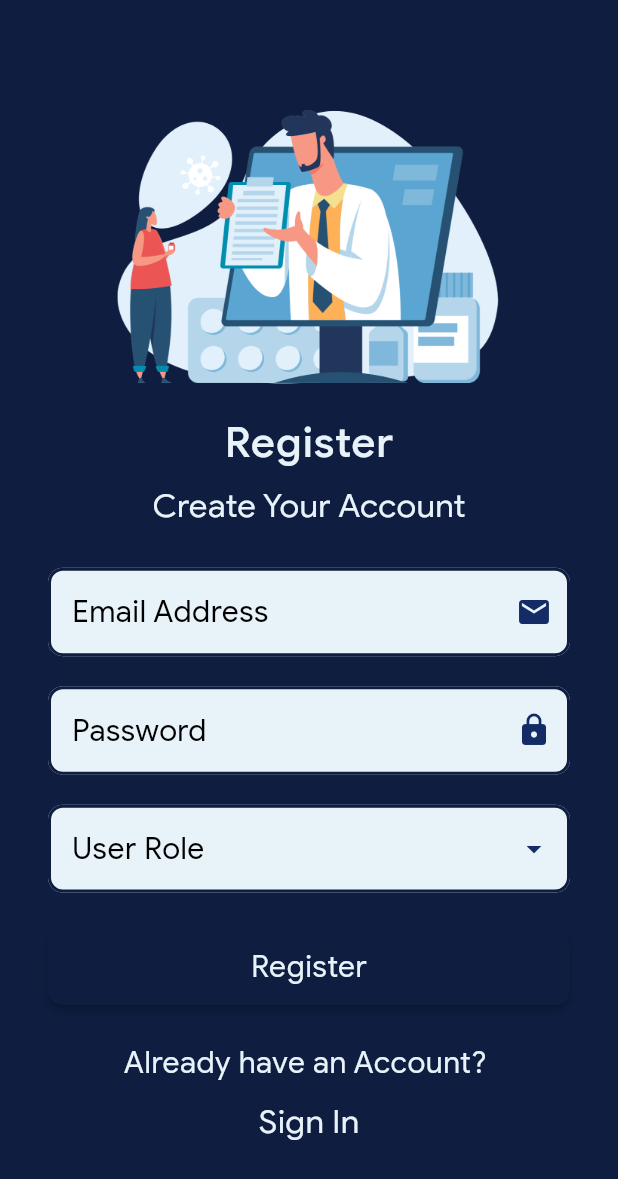
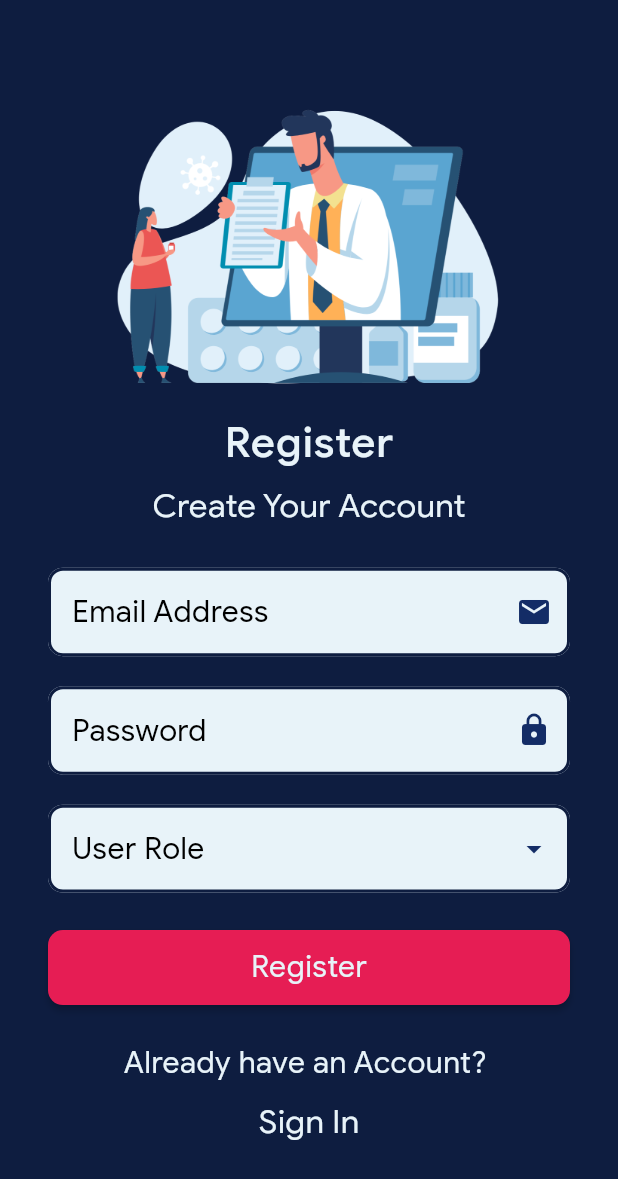
Before and after one commit to ummeabiha/Sehatyaab, a Flutter app: the screen it shows after launch, after a tap on "Register", on a phone screen of 412 x 824 dp. Shown: the top 1179 px of the screen. Run offline on Flutter 3.47's test engine with Material 3 defaults, Android fonts, the phone set to English and light mode, and no system bars; our stand-ins replace cloud_firestore, firebase_auth, firebase_core, flutter_dotenv, rxdart; missing offline and left inert: zego_uikit_prebuilt_call; accounts and stored records are empty.

Commit message:
resolved merge conflicts, fixed bugs, and added animation to splash screen

```diff
--- a/lib/Providers/appointment_provider.dart
+++ b/lib/Providers/AppointmentProvider.dart
@@ -72,7 +72,7 @@ class AppointmentProvider with ChangeNotifier {
   Future<void> bookAppointment(
       String doctorId, String patientId, String reasonForVisit) async {
     try {
-      Doctor? doctor = await _doctorService.getItem(
+      Doctor? doctor = await _doctorService.getItemById(
           doctorId,
           Doctor(
             id: '',
@@ -87,7 +87,6 @@ class AppointmentProvider with ChangeNotifier {
             bookedSlots: {},
           ));
 
-      if (doctor != null) {
       final Map<String, List<String>> availableSlots = doctor.availableSlots!;
       final Map<String, List<String>> bookedSlots = doctor.bookedSlots!;
 
@@ -120,9 +119,6 @@ class AppointmentProvider with ChangeNotifier {
       } else {
         throw 'Selected time slot is not available';
       }
-      } else {
-        throw 'Doctor not found';
-      }
         } catch (e) {
       debugPrint('Error booking appointment: $e');
       rethrow;
--- a/lib/main.dart
+++ b/lib/main.dart
@@ -37,7 +37,7 @@
 import 'package:flutter/material.dart';
 import 'package:flutter_dotenv/flutter_dotenv.dart';
 import 'package:provider/provider.dart';
-import 'package:sehatyaab/Providers/appointment_provider.dart';
+import 'package:sehatyaab/Providers/AppointmentProvider.dart';
 import 'routes/AppRoutes.dart';
 import 'services/FirebaseConnection.dart';
 import 'theme/AppTheme.dart';
@@ -70,7 +70,7 @@ class MyApp extends StatelessWidget {
           theme: theme,
           debugShowCheckedModeBanner: false,
           routes: AppRoutes.routes,
-          initialRoute: AppRoutes.welcome,
+          initialRoute: AppRoutes.splash,
           builder: (context, child) {
             return Scaffold(
               body: child,
--- a/lib/models/Doctor.dart
+++ b/lib/models/Doctor.dart
@@ -43,7 +43,7 @@ class Doctor extends BaseModel {
   @override
   Doctor fromMap(Map<String, dynamic> map, String id) {
     return Doctor(
-      id: id,
+      id: id ,
       name: map['name'] as String,
       email: map['email'] as String,
       gender: map['gender'] as String,
@@ -68,7 +68,7 @@ class Doctor extends BaseModel {
     Map<String, List<String>>? bookedSlots,
   }) {
     return Doctor(
-      id: this.id,
+      id: id,
       name: name ?? this.name,
       email: email ?? this.email,
       gender: gender ?? this.gender,
--- a/lib/routes/AppRoutes.dart
+++ b/lib/routes/AppRoutes.dart
@@ -1,21 +1,22 @@
 import 'package:flutter/material.dart';
-import 'package:sehatyaab/Screens/Welcome/WelcomeScreen.dart';
-import 'package:sehatyaab/globals.dart';
-import 'package:sehatyaab/models/Appointments.dart';
-import 'package:sehatyaab/models/Doctor.dart';
-import 'package:sehatyaab/screens/DoctorProfile/CreateDoctorProfile.dart';
-import 'package:sehatyaab/screens/Login/LoginScreen.dart';
-import 'package:sehatyaab/screens/PatientAppointments/DisplayAppointments.dart';
-import 'package:sehatyaab/screens/PatientHome/PatientHome.dart';
-import 'package:sehatyaab/screens/Signup/SignUpScreen.dart';
-import 'package:sehatyaab/widgets/patient_list.dart';
+import '../globals.dart';
+import '../models/Appointments.dart';
+import '../models/Doctor.dart';
+import '../models/Patient.dart';
+import '../screens/DoctorProfile/CreateDoctorProfile.dart';
+import '../screens/Login/LoginScreen.dart';
+import '../screens/PatientAppointments/DisplayAppointments.dart';
+import '../screens/PatientHome/PatientHome.dart';
+import '../screens/Signup/SignUpScreen.dart';
 import '../../screens/PatientProfile/PatientHistory.dart';
 import '../screens/Appointments/AppointmentForm.dart';
 import '../screens/Appointments/AppointmentList.dart';
 import '../screens/Doctors/Doctor_description.dart';
+import '../screens/Welcome/WelcomeScreen.dart';
 import '../services/FirestoreService.dart';
-import '../models/Patient.dart';
-import 'package:sehatyaab/screens/DoctorList/DoctorList.dart';
+import '../screens/DoctorList/DoctorList.dart';
+import '../widgets/patient_list.dart';
+import '../screens/SplashScreen/SplashScreen.dart';
 
 final doctorFirestore = FirestoreService<Doctor>('/doctors');
 final patientFirestore = FirestoreService<Patient>('/patients');
@@ -36,11 +37,13 @@ class AppRoutes {
   static const String doctorlist = '/doctorList';
   static const String appointmentForm = '/appointmentform';
   static const String appointmentlist = '/appointmentlist';
+  static const String splash = '/splash';
 
   static final Map<String, WidgetBuilder> routes = {
     welcome: (context) => const WelcomeScreen(),
     signup: (context) => const SignUpScreen(),
     login: (context) => const LoginScreen(),
+    splash: (context) => SplashScreen(),
     appointmentForm: (context) => AppointmentForm(
           selectedDoctor: '',
           selectedDoctorId: '',
--- a/lib/screens/Appointments/AppointmentForm.dart
+++ b/lib/screens/Appointments/AppointmentForm.dart
@@ -1,7 +1,7 @@
 import 'package:flutter/material.dart';
 import 'package:intl/intl.dart';
 import 'package:provider/provider.dart';
-import '../../Providers/appointment_provider.dart';
+import '../../Providers/AppointmentProvider.dart';
 import '../../theme/AppColors.dart';
 
 class AppointmentForm extends StatelessWidget {
--- a/lib/screens/PatientDetails/ExpandableDetailTile.dart
+++ b/lib/screens/PatientDetails/ExpandableDetailTile.dart
@@ -79,11 +79,14 @@ class ExpandableDetailTile extends StatelessWidget {
               )),
           children: [
             if (reasonForVisit != null)
+            Padding( padding: const EdgeInsets.symmetric(vertical: 16, horizontal: 20),
+              child:
               _buildDetailRow(
                 context,
                 'Reason: ',
                 toTitleCase(reasonForVisit!),
               ),
+            ),
             if (medicalHistory != null)
               _buildExpandableDetail(
                 context,
--- a/lib/screens/PatientProfile/PatientHistory.dart
+++ b/lib/screens/PatientProfile/PatientHistory.dart
@@ -89,6 +89,8 @@ class _PatientHistoryState extends State<PatientHistory> {
                   style: Theme.of(context).textTheme.bodySmall),
               backgroundColor: AppColors.blue2),
         );
+        Navigator.of(context).pop();
+
         Navigator.pushReplacement(context,
             MaterialPageRoute(builder: (context) => const LoginScreen()));
       }).catchError((error) {
--- /dev/null
+++ b/lib/screens/SplashScreen/SplashScreen.dart
@@ -0,0 +1,74 @@
+import 'package:flutter/material.dart';
+import 'package:sehatyaab/theme/AppColors.dart';
+import 'package:sehatyaab/screens/Welcome/WelcomeScreen.dart';
+
+class SplashScreen extends StatefulWidget {
+  const SplashScreen({super.key});
+
+  @override
+  _SplashScreenState createState() => _SplashScreenState();
+}
+
+class _SplashScreenState extends State<SplashScreen>
+    with SingleTickerProviderStateMixin {
+  late AnimationController _controller;
+  late Animation<double> _zoomAnimation;
+
+  @override
+  void initState() {
+    super.initState();
+
+    _controller = AnimationController(
+      duration: const Duration(seconds: 3),
+      vsync: this,
+    );
+
+    _zoomAnimation = Tween<double>(
+      begin: 1.0,
+      end: 0.0,
+    ).animate(CurvedAnimation(
+      parent: _controller,
+      curve: Curves.easeInOut,
+    ));
+
+    _controller.forward();
+
+    _controller.addStatusListener((status) {
+      if (status == AnimationStatus.completed) {
+        Navigator.of(context).pushReplacement(
+          MaterialPageRoute(builder: (context) => WelcomeScreen()),
+        );
+      }
+    });
+  }
+
+  @override
+  void dispose() {
+    _controller.dispose();
+    super.dispose();
+  }
+
+  @override
+  Widget build(BuildContext context) {
+    return Scaffold(
+      backgroundColor: AppColors.blue5,
+      body: Center(
+        child: AnimatedBuilder(
+          animation: _controller,
+          builder: (context, child) {
+            return Transform.scale(
+              scale: _zoomAnimation.value,
+              child: SizedBox(
+                width: 360.0,
+                child: Opacity(
+                  opacity: 1.0 - _zoomAnimation.value,
+                  child: Image.asset('assets/images/logo-white.png'),
+                ),
+              ),
+            );
+          },
+        ),
+      ),
+    );
+  }
+}
--- a/lib/theme/AppTheme.dart
+++ b/lib/theme/AppTheme.dart
@@ -40,23 +40,14 @@ class AppTheme {
       ),
     ),
     elevatedButtonTheme: ElevatedButtonThemeData(
-      style: ButtonStyle(
-        foregroundColor: MaterialStateProperty.all(AppColors.white),
-        backgroundColor: MaterialStateProperty.all(AppColors.blue5),
-        overlayColor: MaterialStateProperty.resolveWith<Color?>(
-              (Set<MaterialState> states) {
-            if (states.contains(MaterialState.pressed)) {
-              return AppColors.blue3.withOpacity(0.12);
-            }
-            return null;
-          },
+      style: ElevatedButton.styleFrom(
+        foregroundColor: AppColors.white,
+        backgroundColor: AppColors.blue5,
+        overlayColor: AppColors.blue3,
+        shape: RoundedRectangleBorder(
+          borderRadius: BorderRadius.circular(8.0),
         ),
-        shape: MaterialStateProperty.all<RoundedRectangleBorder>(
-          RoundedRectangleBorder(
-            borderRadius: BorderRadius.circular(8.0),
-          ),
-        ),
-        fixedSize: MaterialStateProperty.all(const Size(200, 50)),
+        fixedSize: const Size(200, 50),
       ),
     ),
     inputDecorationTheme: InputDecorationTheme(
@@ -110,23 +101,14 @@ class AppTheme {
       ),
     ),
     elevatedButtonTheme: ElevatedButtonThemeData(
-      style: ButtonStyle(
-        foregroundColor: MaterialStateProperty.all(AppColors.blue5),
-        backgroundColor: MaterialStateProperty.all(AppColors.blue1),
-        overlayColor: MaterialStateProperty.resolveWith<Color?>(
-              (Set<MaterialState> states) {
-            if (states.contains(MaterialState.pressed)) {
-              return AppColors.blue2.withOpacity(0.12);
-            }
-            return null;
-          },
+      style: ElevatedButton.styleFrom(
+        foregroundColor: AppColors.blue5,
+        backgroundColor: AppColors.blue1,
+        overlayColor: AppColors.blue2,
+        shape: RoundedRectangleBorder(
+          borderRadius: BorderRadius.circular(8.0),
         ),
-        shape: MaterialStateProperty.all<RoundedRectangleBorder>(
-          RoundedRectangleBorder(
-            borderRadius: BorderRadius.circular(8.0),
-          ),
-        ),
-        fixedSize: MaterialStateProperty.all(const Size(200, 50)),
+        fixedSize: const Size(200, 50),
       ),
     ),
     inputDecorationTheme: InputDecorationTheme(
--- a/lib/widgets/ElevatedButton.dart
+++ b/lib/widgets/ElevatedButton.dart
@@ -1,4 +1,5 @@
 import 'package:flutter/material.dart';
+import 'package:sehatyaab/theme/AppColors.dart';
 
 class CustomElevatedButton extends StatelessWidget {
   final VoidCallback? onPressed;
@@ -20,17 +21,11 @@ class CustomElevatedButton extends StatelessWidget {
           shape: RoundedRectangleBorder(
             borderRadius: BorderRadius.circular(10.0),
           ),
-          backgroundColor: Theme.of(context).cardColor,
+          backgroundColor: Theme.of(context).brightness == Brightness.dark
+              ? Theme.of(context).cardColor
+              : AppColors.pink,
+          overlayColor: Theme.of(context).hoverColor,
           elevation: 2,
-        ).copyWith(
-          overlayColor: MaterialStateProperty.resolveWith<Color?>(
-            (Set<MaterialState> states) {
-              if (states.contains(MaterialState.pressed)) {
-                return Theme.of(context).hoverColor.withOpacity(0.12);
-              }
-              return null;
-            },
-          ),
         ),
         child: Padding(
           padding: const EdgeInsets.all(8.0),
```
Also changed, not shown: lib/screens/Doctors/Doctor_description.dart (+13 -6 lines), lib/screens/Signup/SignUpForm.dart (+11 -21 lines), lib/services/FirebaseConnection.dart (+0 -36 lines), lib/services/FirestoreService.dart (+0 -15 lines), lib/screens/PatientAppointments/DisplayAppointments.dart (line endings or trailing spaces). Lines whose indentation alone changed are shown as unchanged.
